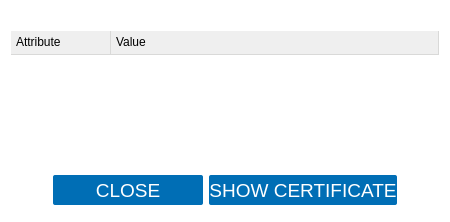
Above: client/dialogs/KeyDialog.ui from open-eid/DigiDoc4-Client before the change. Below: the same form after it.
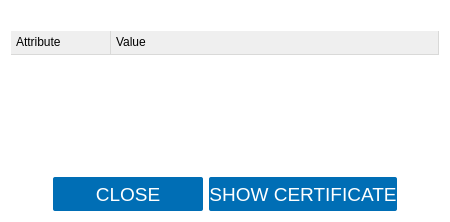
That is the form after the change.

Commit message:
Unify layouts and dialogs (#445)
IB-5655

Diff of the .ui file:
```diff
--- a/client/dialogs/KeyDialog.ui
+++ b/client/dialogs/KeyDialog.ui
@@ -65,19 +65,9 @@
     </widget>
    </item>
    <item>
-    <widget class="QWidget" name="widget" native="true">
-     <property name="minimumSize">
-      <size>
-       <width>0</width>
-       <height>45</height>
-      </size>
-     </property>
-     <property name="styleSheet">
-      <string notr="true">border: none;</string>
-     </property>
-     <layout class="QHBoxLayout" name="horizontalLayout">
+    <layout class="QHBoxLayout" name="buttonLayout">
       <item>
-       <spacer name="horizontalSpacer">
+      <spacer name="leftSpacer">
         <property name="orientation">
          <enum>Qt::Horizontal</enum>
         </property>
@@ -97,7 +87,7 @@
         <property name="minimumSize">
          <size>
           <width>150</width>
-          <height>30</height>
+         <height>34</height>
          </size>
         </property>
         <property name="font">
@@ -138,7 +128,7 @@
         <property name="minimumSize">
          <size>
           <width>150</width>
-          <height>30</height>
+         <height>34</height>
          </size>
         </property>
         <property name="font">
@@ -166,13 +156,10 @@
         <property name="text">
          <string>SHOW CERTIFICATE</string>
         </property>
-        <property name="default">
-         <bool>false</bool>
-        </property>
        </widget>
       </item>
       <item>
-       <spacer name="horizontalSpacer_2">
+      <spacer name="rightSpacer">
         <property name="orientation">
          <enum>Qt::Horizontal</enum>
         </property>
@@ -185,7 +172,6 @@
        </spacer>
       </item>
      </layout>
-    </widget>
    </item>
   </layout>
  </widget>
```
Lines whose indentation alone changed are shown as unchanged. The commit also changes 8 other files.
